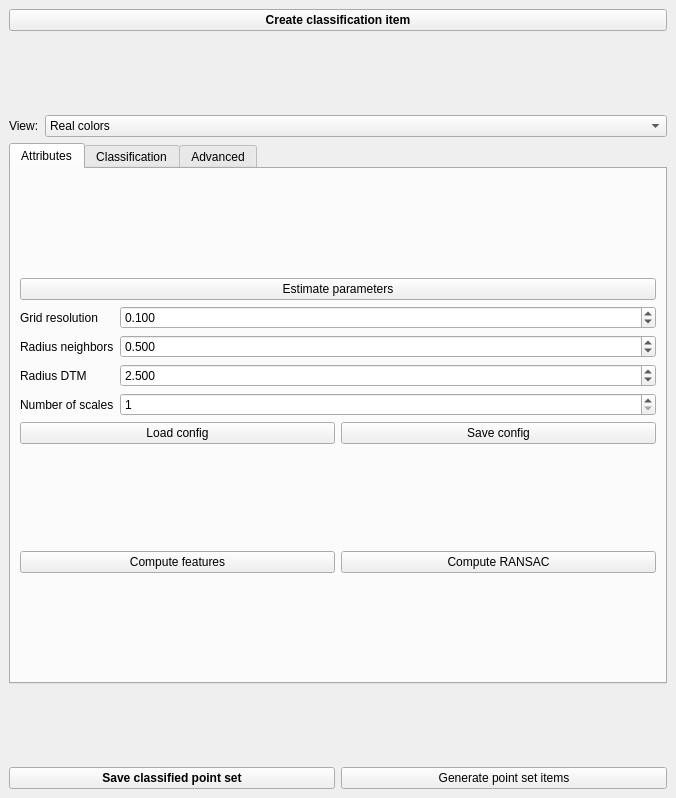
Old version of the form Polyhedron/demo/Polyhedron/Plugins/Point_set/Point_set_classification_widget.ui in the repository CGAL/cgal.
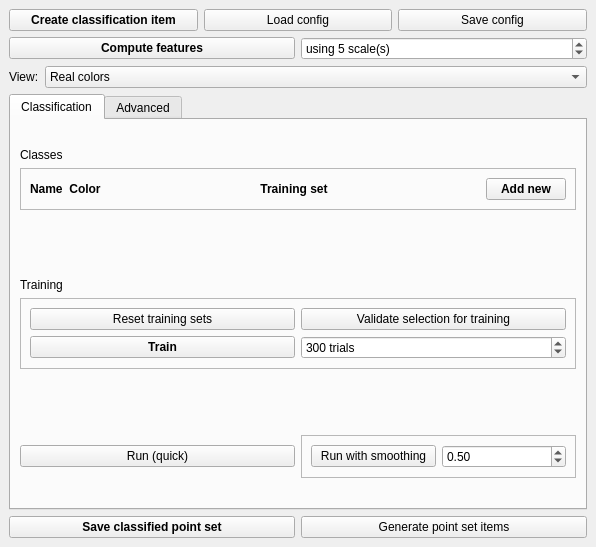
New version of the form.

The edit to the form file:
```diff
--- a/Polyhedron/demo/Polyhedron/Plugins/Point_set/Point_set_classification_widget.ui
+++ b/Polyhedron/demo/Polyhedron/Plugins/Point_set/Point_set_classification_widget.ui
@@ -6,8 +6,8 @@
    <rect>
     <x>0</x>
     <y>0</y>
-    <width>676</width>
-    <height>798</height>
+    <width>596</width>
+    <height>547</height>
    </rect>
   </property>
   <property name="windowTitle">
@@ -16,17 +16,48 @@
   <widget class="QWidget" name="dockWidgetContents">
    <layout class="QVBoxLayout" name="verticalLayout_2">
     <item>
-     <widget class="QPushButton" name="create_from_item">
-      <property name="font">
-       <font>
-        <weight>75</weight>
-        <bold>true</bold>
-       </font>
+     <spacer name="verticalSpacer_12">
+      <property name="orientation">
+       <enum>Qt::Vertical</enum>
       </property>
-      <property name="text">
-       <string>Create classification item</string>
+      <property name="sizeHint" stdset="0">
+       <size>
+        <width>20</width>
+        <height>40</height>
+       </size>
       </property>
-     </widget>
+     </spacer>
+    </item>
+    <item>
+     <layout class="QHBoxLayout" name="horizontalLayout_8">
+      <item>
+       <widget class="QPushButton" name="create_from_item">
+        <property name="font">
+         <font>
+          <weight>75</weight>
+          <bold>true</bold>
+         </font>
+        </property>
+        <property name="text">
+         <string>Create classification item</string>
+        </property>
+       </widget>
+      </item>
+      <item>
+       <widget class="QPushButton" name="load_config">
+        <property name="text">
+         <string>Load config</string>
+        </property>
+       </widget>
+      </item>
+      <item>
+       <widget class="QPushButton" name="save_config">
+        <property name="text">
+         <string>Save config</string>
+        </property>
+       </widget>
+      </item>
+     </layout>
     </item>
     <item>
      <spacer name="verticalSpacer">
@@ -41,6 +72,65 @@
       </property>
      </spacer>
     </item>
+    <item>
+     <spacer name="verticalSpacer_5">
+      <property name="orientation">
+       <enum>Qt::Vertical</enum>
+      </property>
+      <property name="sizeHint" stdset="0">
+       <size>
+        <width>20</width>
+        <height>40</height>
+       </size>
+      </property>
+     </spacer>
+    </item>
+    <item>
+     <layout class="QHBoxLayout" name="horizontalLayout_7">
+      <item>
+       <widget class="QPushButton" name="compute_features">
+        <property name="font">
+         <font>
+          <weight>75</weight>
+          <bold>true</bold>
+         </font>
+        </property>
+        <property name="text">
+         <string>Compute features</string>
+        </property>
+       </widget>
+      </item>
+      <item>
+       <widget class="QSpinBox" name="numberOfScalesSpinBox">
+        <property name="suffix">
+         <string> scale(s)</string>
+        </property>
+        <property name="prefix">
+         <string>using </string>
+        </property>
+        <property name="minimum">
+         <number>1</number>
+        </property>
+        <property name="value">
+         <number>5</number>
+        </property>
+       </widget>
+      </item>
+     </layout>
+    </item>
+    <item>
+     <spacer name="verticalSpacer_3">
+      <property name="orientation">
+       <enum>Qt::Vertical</enum>
+      </property>
+      <property name="sizeHint" stdset="0">
+       <size>
+        <width>20</width>
+        <height>40</height>
+       </size>
+      </property>
+     </spacer>
+    </item>
     <item>
      <layout class="QHBoxLayout" name="horizontalLayout">
       <item>
@@ -93,199 +183,20 @@
       <property name="currentIndex">
        <number>0</number>
       </property>
-      <widget class="QWidget" name="tab_features">
-       <attribute name="title">
-        <string>Attributes</string>
-       </attribute>
-       <layout class="QVBoxLayout" name="verticalLayout_5">
-        <item>
-         <spacer name="verticalSpacer_6">
-          <property name="orientation">
-           <enum>Qt::Vertical</enum>
-          </property>
-          <property name="sizeHint" stdset="0">
-           <size>
-            <width>20</width>
-            <height>40</height>
-           </size>
-          </property>
-         </spacer>
-        </item>
-        <item>
-         <widget class="QPushButton" name="estimate_parameters">
-          <property name="text">
-           <string>Estimate parameters</string>
-          </property>
-         </widget>
-        </item>
-        <item>
-         <layout class="QFormLayout" name="formLayout">
-          <property name="fieldGrowthPolicy">
-           <enum>QFormLayout::AllNonFixedFieldsGrow</enum>
-          </property>
-          <item row="0" column="0">
-           <widget class="QLabel" name="gridResolutionLabel">
-            <property name="text">
-             <string>Grid resolution</string>
-            </property>
-           </widget>
-          </item>
-          <item row="0" column="1">
-           <widget class="QDoubleSpinBox" name="gridResolutionDoubleSpinBox">
-            <property name="decimals">
-             <number>3</number>
-            </property>
-            <property name="minimum">
-             <double>0.001000000000000</double>
-            </property>
-            <property name="singleStep">
-             <double>0.010000000000000</double>
-            </property>
-            <property name="value">
-             <double>0.100000000000000</double>
-            </property>
-           </widget>
-          </item>
-          <item row="1" column="0">
-           <widget class="QLabel" name="radiusNeighborsLabel">
-            <property name="text">
-             <string>Radius neighbors</string>
-            </property>
-           </widget>
-          </item>
-          <item row="1" column="1">
-           <widget class="QDoubleSpinBox" name="radiusNeighborsDoubleSpinBox">
-            <property name="decimals">
-             <number>3</number>
-            </property>
-            <property name="minimum">
-             <double>0.001000000000000</double>
-            </property>
-            <property name="singleStep">
-             <double>0.010000000000000</double>
-            </property>
-            <property name="value">
-             <double>0.500000000000000</double>
-            </property>
-           </widget>
-          </item>
-          <item row="2" column="0">
-           <widget class="QLabel" name="radiusDTMLabel">
-            <property name="text">
-             <string>Radius DTM</string>
-            </property>
-           </widget>
-          </item>
-          <item row="2" column="1">
-           <widget class="QDoubleSpinBox" name="radiusDTMDoubleSpinBox">
-            <property name="decimals">
-             <number>3</number>
-            </property>
-            <property name="minimum">
-             <double>0.001000000000000</double>
-            </property>
-            <property name="singleStep">
-             <double>0.010000000000000</double>
-            </property>
-            <property name="value">
-             <double>2.500000000000000</double>
-            </property>
-           </widget>
-          </item>
-          <item row="3" column="0">
-           <widget class="QLabel" name="numberOfScalesLabel">
-            <property name="text">
-             <string>Number of scales</string>
-            </property>
-           </widget>
-          </item>
-          <item row="3" column="1">
-           <widget class="QSpinBox" name="numberOfScalesSpinBox">
-            <property name="minimum">
-             <number>1</number>
-            </property>
-           </widget>
-          </item>
-         </layout>
-        </item>
-        <item>
-         <layout class="QHBoxLayout" name="horizontalLayout_8">
-          <item>
-           <widget class="QPushButton" name="load_config">
-            <property name="text">
-             <string>Load config</string>
-            </property>
-           </widget>
-          </item>
-          <item>
-           <widget class="QPushButton" name="save_config">
-            <property name="text">
-             <string>Save config</string>
-            </property>
-           </widget>
-          </item>
-         </layout>
-        </item>
-        <item>
-         <spacer name="verticalSpacer_3">
-          <property name="orientation">
-           <enum>Qt::Vertical</enum>
-          </property>
-          <property name="sizeHint" stdset="0">
-           <size>
-            <width>20</width>
-            <height>40</height>
-           </size>
-          </property>
-         </spacer>
-        </item>
-        <item>
-         <layout class="QHBoxLayout" name="horizontalLayout_3">
-          <item>
-           <widget class="QPushButton" name="compute_features">
-            <property name="text">
-             <string>Compute features</string>
-            </property>
-           </widget>
-          </item>
-          <item>
-           <widget class="QPushButton" name="compute_ransac">
-            <property name="text">
-             <string>Compute RANSAC</string>
-            </property>
-           </widget>
-          </item>
-         </layout>
-        </item>
-        <item>
-         <spacer name="verticalSpacer_5">
-          <property name="orientation">
-           <enum>Qt::Vertical</enum>
-          </property>
-          <property name="sizeHint" stdset="0">
-           <size>
-            <width>20</width>
-            <height>40</height>
-           </size>
-          </property>
-         </spacer>
-        </item>
-       </layout>
-      </widget>
       <widget class="QWidget" name="tab_classif">
        <attribute name="title">
         <string>Classification</string>
        </attribute>
        <layout class="QVBoxLayout" name="verticalLayout">
         <item>
-         <spacer name="verticalSpacer_12">
+         <spacer name="verticalSpacer_4">
           <property name="orientation">
            <enum>Qt::Vertical</enum>
           </property>
           <property name="sizeHint" stdset="0">
            <size>
             <width>20</width>
-            <height>81</height>
+            <height>40</height>
            </size>
           </property>
          </spacer>
@@ -566,19 +477,6 @@
             </layout>
            </widget>
           </item>
-          <item>
-           <widget class="QPushButton" name="run_with_ransac">
-            <property name="font">
-             <font>
-              <weight>50</weight>
-              <bold>false</bold>
-             </font>
-            </property>
-            <property name="text">
-             <string>Run with RANSAC</string>
-            </property>
-           </widget>
-          </item>
          </layout>
         </item>
         <item>
@@ -600,8 +498,9 @@
        <zorder>label_11</zorder>
        <zorder>frame_3</zorder>
        <zorder>verticalSpacer_13</zorder>
-       <zorder>verticalSpacer_12</zorder>
        <zorder>verticalSpacer_8</zorder>
+       <zorder></zorder>
+       <zorder>verticalSpacer_4</zorder>
       </widget>
       <widget class="QWidget" name="tab_advanced">
        <property name="sizePolicy">
@@ -785,7 +684,7 @@
      </widget>
     </item>
     <item>
-     <spacer name="verticalSpacer_4">
+     <spacer name="verticalSpacer_6">
       <property name="orientation">
        <enum>Qt::Vertical</enum>
       </property>
@@ -821,6 +720,19 @@
       </item>
      </layout>
     </item>
+    <item>
+     <spacer name="verticalSpacer_14">
+      <property name="orientation">
+       <enum>Qt::Vertical</enum>
+      </property>
+      <property name="sizeHint" stdset="0">
+       <size>
+        <width>20</width>
+        <height>40</height>
+       </size>
+      </property>
+     </spacer>
+    </item>
    </layout>
   </widget>
  </widget>
```
